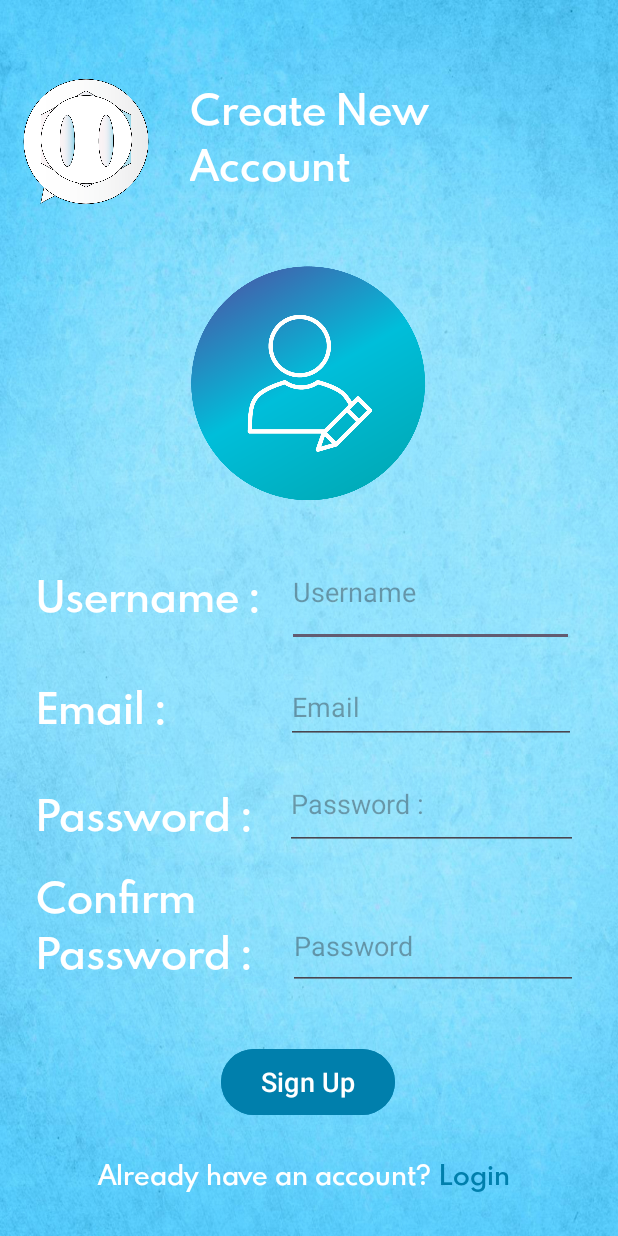
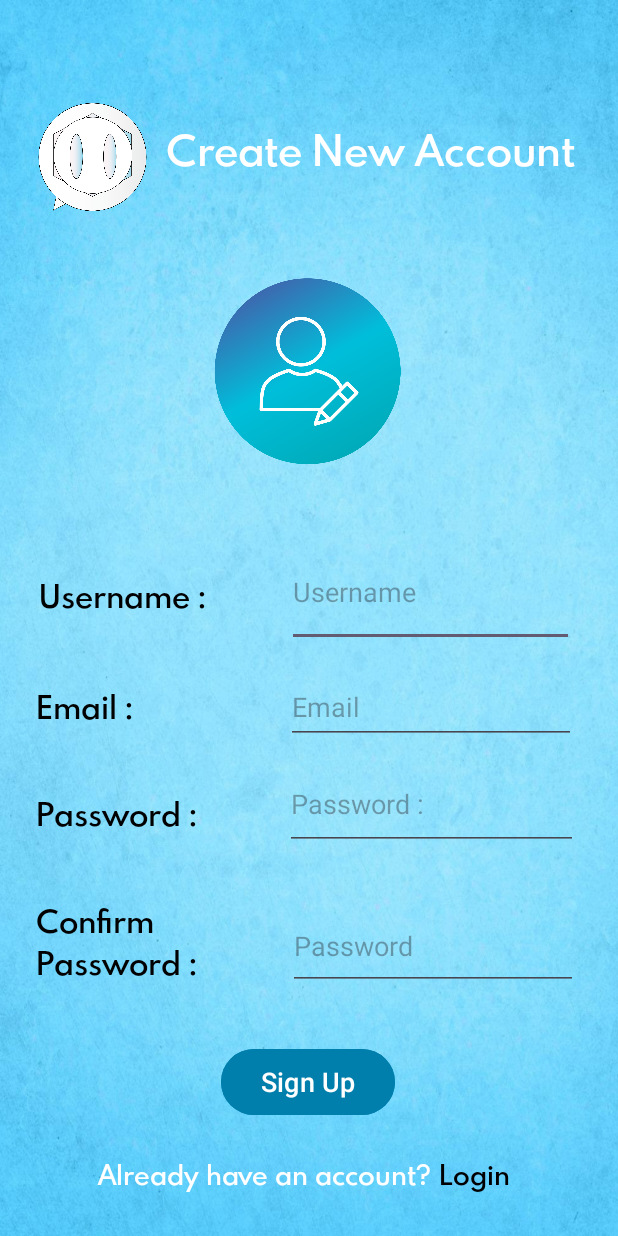
Before and after one commit to safa-jsk/Kotha-Ko, an Android app: the signup screen opened directly, with no data from a screen before it, on a phone screen of 412 x 824 dp. Run offline under Robolectric (Android 15) with nearby library versions, the phone set to English and light mode, and no system bars; our stand-ins replace CircleImageView, Firebase (no records; nobody signed in at launch, a user with empty details on screens opened directly), sdp/ssp sizes; pictures from the network do not load; 2 statements that could not run were skipped.

Commit message:
Touchup on login and done with signup

```diff
--- a/app/src/main/res/layout/activity_signup.xml
+++ b/app/src/main/res/layout/activity_signup.xml
@@ -10,21 +10,21 @@
 
     <ImageView
         android:id="@+id/image_logo"
-        android:layout_width="105dp"
-        android:layout_height="83dp"
+        android:layout_width="91dp"
+        android:layout_height="72dp"
         android:contentDescription="@string/logo"
         app:layout_constraintBottom_toBottomOf="parent"
         app:layout_constraintEnd_toEndOf="parent"
-        app:layout_constraintHorizontal_bias="0.016"
+        app:layout_constraintHorizontal_bias="0.05"
         app:layout_constraintStart_toStartOf="parent"
         app:layout_constraintTop_toTopOf="parent"
-        app:layout_constraintVertical_bias="0.071"
+        app:layout_constraintVertical_bias="0.091"
         app:srcCompat="@drawable/final_kotha_ko" />
 
     <TextView
         android:id="@+id/text_create_acc"
-        android:layout_width="242dp"
-        android:layout_height="91dp"
+        android:layout_width="294dp"
+        android:layout_height="93dp"
         android:fontFamily="@font/spartan_bold"
         android:gravity="center_vertical"
         android:text="@string/create_new_account"
@@ -33,15 +33,15 @@
         android:textStyle="bold"
         app:layout_constraintBottom_toBottomOf="parent"
         app:layout_constraintEnd_toEndOf="parent"
-        app:layout_constraintHorizontal_bias="0.745"
+        app:layout_constraintHorizontal_bias="0.94"
         app:layout_constraintStart_toStartOf="parent"
         app:layout_constraintTop_toTopOf="parent"
-        app:layout_constraintVertical_bias="0.062" />
+        app:layout_constraintVertical_bias="0.072" />
 
     <ImageView
         android:id="@+id/image_pfp"
-        android:layout_width="212dp"
-        android:layout_height="156dp"
+        android:layout_width="175dp"
+        android:layout_height="124dp"
         android:contentDescription="@string/add_pfp"
         android:gravity="center"
         app:layout_constraintBottom_toBottomOf="parent"
@@ -54,13 +54,13 @@
 
     <TextView
         android:id="@+id/text_user"
-        android:layout_width="161dp"
-        android:layout_height="69dp"
+        android:layout_width="144dp"
+        android:layout_height="63dp"
         android:fontFamily="@font/spartan_bold"
         android:gravity="center_vertical"
         android:text="@string/username"
-        android:textColor="@color/white"
-        android:textSize="@dimen/_20sdp"
+        android:textColor="@color/black"
+        android:textSize="@dimen/_15sdp"
         android:textStyle="bold"
         app:layout_constraintBottom_toBottomOf="parent"
         app:layout_constraintEnd_toEndOf="parent"
@@ -76,8 +76,8 @@
         android:fontFamily="@font/spartan_bold"
         android:gravity="center_vertical"
         android:text="@string/email_"
-        android:textColor="@color/white"
-        android:textSize="@dimen/_20sdp"
+        android:textColor="@color/black"
+        android:textSize="@dimen/_15sdp"
         android:textStyle="bold"
         app:layout_constraintBottom_toBottomOf="parent"
         app:layout_constraintEnd_toEndOf="parent"
@@ -93,8 +93,8 @@
         android:fontFamily="@font/spartan_bold"
         android:gravity="center_vertical"
         android:text="@string/pass"
-        android:textColor="@color/white"
-        android:textSize="@dimen/_20sdp"
+        android:textColor="@color/black"
+        android:textSize="@dimen/_15sdp"
         android:textStyle="bold"
         app:layout_constraintBottom_toBottomOf="parent"
         app:layout_constraintEnd_toEndOf="parent"
@@ -110,15 +110,15 @@
         android:fontFamily="@font/spartan_bold"
         android:gravity="center_vertical"
         android:text="@string/confirm_password"
-        android:textColor="@color/white"
-        android:textSize="@dimen/_20sdp"
+        android:textColor="@color/black"
+        android:textSize="@dimen/_15sdp"
         android:textStyle="bold"
         app:layout_constraintBottom_toBottomOf="parent"
         app:layout_constraintEnd_toEndOf="parent"
         app:layout_constraintHorizontal_bias="0.092"
         app:layout_constraintStart_toStartOf="parent"
         app:layout_constraintTop_toTopOf="parent"
-        app:layout_constraintVertical_bias="0.789" />
+        app:layout_constraintVertical_bias="0.806" />
 
     <EditText
         android:id="@+id/edit_user"
@@ -219,7 +219,7 @@
         android:fontFamily="@font/spartan_bold"
         android:gravity="center"
         android:text="@string/login"
-        android:textColor="#007fac"
+        android:textColor="@color/black"
         android:textSize="@dimen/_13sdp"
         android:textStyle="bold"
         app:layout_constraintBottom_toBottomOf="parent"
--- a/app/src/main/res/layout/activity_splash.xml
+++ b/app/src/main/res/layout/activity_splash.xml
@@ -49,7 +49,7 @@
         app:layout_constraintHorizontal_bias="0.498"
         app:layout_constraintStart_toStartOf="parent"
         app:layout_constraintTop_toTopOf="parent"
-        app:layout_constraintVertical_bias="0.8" />
+        app:layout_constraintVertical_bias="0.796" />
 
     <TextView
         android:id="@+id/text_triad"
```
Also changed, not shown: app/src/main/java/com/example/kothako/signup.java (+169 -0 lines), app/src/main/java/com/example/kothako/user.java (added, +72 -0 lines), app/src/main/res/layout/activity_login.xml (+25 -24 lines).
